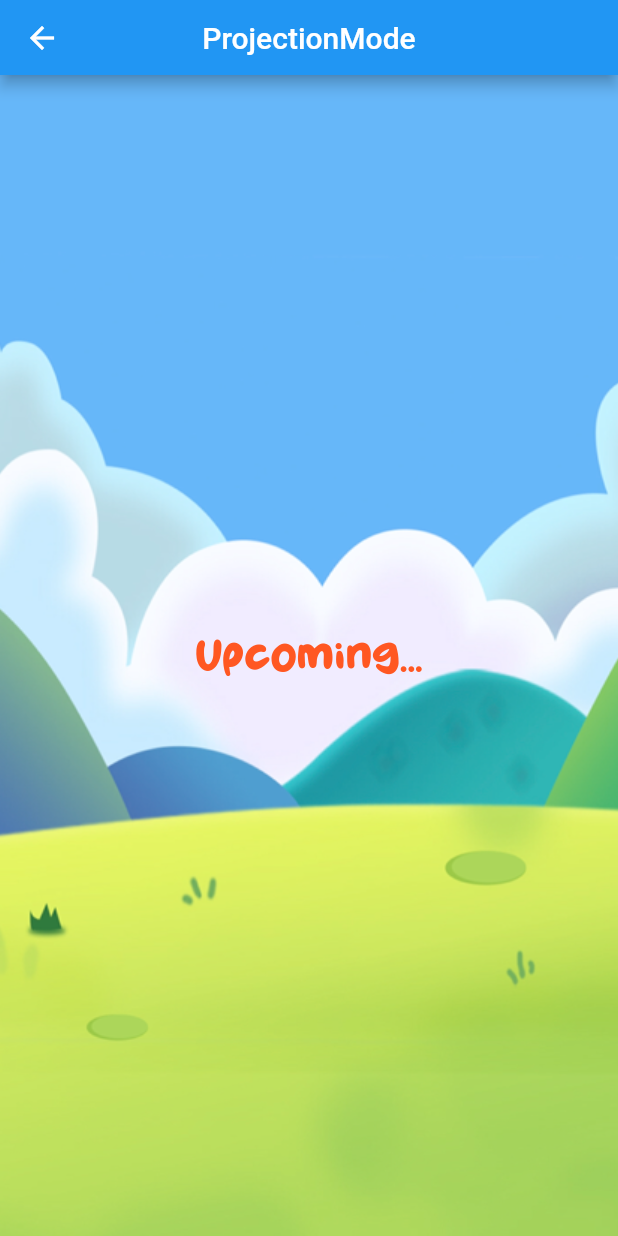
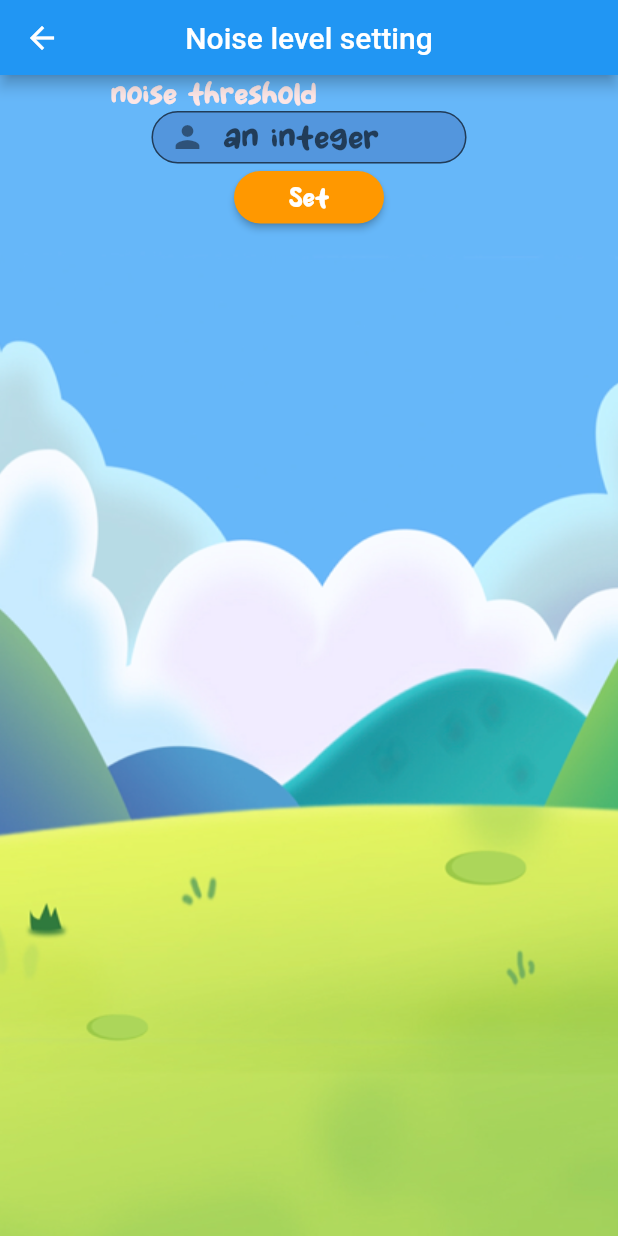
Before and after one commit to YuyangisCoding/calmPet-final, a Flutter app: the ProjectionMode screen opened by its route, on a phone screen of 412 x 824 dp. Run offline on Flutter 3.47's test engine with Material 2 defaults, Android fonts, the phone set to English and light mode, and no system bars; our stand-ins replace dio, fluttertoast, font_awesome_flutter, video_player; missing offline and left inert: noise_meter.

Commit message:
can set level in app now

```diff
--- a/lib/main.dart
+++ b/lib/main.dart
@@ -12,6 +12,7 @@ import 'pages/user/register.dart';
 import 'pages/tabs/video.dart';
 
 bool isLoggedIn = false;
+int db_level = 61;
 
 void main() {
   runApp(MyApp());
--- a/lib/pages/tabs/ProjectionMode.dart
+++ b/lib/pages/tabs/ProjectionMode.dart
@@ -1,5 +1,6 @@
 import 'package:flutter/material.dart';
 import 'package:font_awesome_flutter/font_awesome_flutter.dart';
+import 'package:Calmpet/main.dart' as main;
 
 class ProjectionMode extends StatefulWidget {
   const ProjectionMode({Key? key}) : super(key: key);
@@ -13,7 +14,7 @@ class _ProjectionModeState extends State<ProjectionMode> {
   Widget build(BuildContext context) {
     return Scaffold(
         appBar: AppBar(
-            title: Text("ProjectionMode"),
+            title: Text("Noise level setting"),
             centerTitle: true,
             toolbarHeight: 50),
         body: Container(
@@ -23,14 +24,60 @@ class _ProjectionModeState extends State<ProjectionMode> {
               fit: BoxFit.cover,
             ),
           ),
-          child: Center(
-            child: Text(
-              "Upcoming...",
-              style: TextStyle(color: Colors.deepOrange,
-                  fontSize: 30,
-                  fontFamily: 'test'),
-            ),
-          ),
+          child: Column(
+            children: [
+              Row(
+                mainAxisAlignment: MainAxisAlignment.center,
+                children: [
+                  Text("noise threshold ",
+                      style: TextStyle(
+                          fontFamily: 'test',
+                          fontSize: 18.0,
+                          color: Color.fromARGB(255, 253, 230, 230))),
+                  SizedBox(width: 120.0)
+                ],
+              ),
+              SizedBox(
+                width: 210.0,
+                height: 35.0,
+                child: TextField(
+                    textAlignVertical: TextAlignVertical.bottom,
+
+                    decoration: InputDecoration(
+                        border: OutlineInputBorder(
+                            borderRadius: BorderRadius.circular(50.0)),
+                        hintText: 'an integer',
+                        prefixIcon: Icon(Icons.person),
+                        filled: true,
+                        fillColor: Color.fromARGB(51, 5, 20, 110)),
+                    onChanged: (value) {
+                      main.db_level = int.parse(value.toString());
+                    },
+                    style: TextStyle(fontFamily: 'test', fontSize: 20.0)),
+              ),
+              SizedBox(height: 5.0),
+              Row(
+                mainAxisAlignment: MainAxisAlignment.center,
+                children: [
+                  SizedBox(
+                      width: 100.0,
+                      height: 35.0,
+                      child: ElevatedButton(
+                        child: Text("Set",
+                            style: TextStyle(
+                                fontFamily: 'test', fontSize: 16.0)),
+                        onPressed: () {
+                          Navigator.pushNamed(context, '/tabs');
+                        },
+                        style: ElevatedButton.styleFrom(
+                            primary: Colors.orange,
+                            shape: RoundedRectangleBorder(
+                                borderRadius: BorderRadius.circular(20))),
+                      )),
+                ],
+              ),
+            ],
+          )
         )
 
         );
--- a/lib/pages/tabs/Setting.dart
+++ b/lib/pages/tabs/Setting.dart
@@ -81,7 +81,7 @@ class _SettingState extends State<Setting> {
                         height: MediaQuery.of(context).size.height * 0.08,
                         alignment: Alignment.center,
                         // color: Colors.white,
-                        child: Text("Projection\nMode",
+                        child: Text("Noise setting",
                             textAlign: TextAlign.center,
                             style: TextStyle(
                                 fontFamily: 'test',
--- a/lib/pages/tabs/StartAnimal.dart
+++ b/lib/pages/tabs/StartAnimal.dart
@@ -3,6 +3,7 @@ import 'dart:convert';
 
 import 'package:flutter/material.dart';
 import 'package:noise_meter/noise_meter.dart';
+import 'package:Calmpet/main.dart' as main;
 
 class StartAnimal extends StatefulWidget {
   const StartAnimal({Key? key}) : super(key: key);
@@ -95,7 +96,7 @@ class _StartAnimalState extends State<StartAnimal> {
   }
 
   bool checkNoise() {
-    if (num.parse(meanDb.toStringAsFixed(2)) > 61) {
+    if (num.parse(meanDb.toStringAsFixed(2)) > main.db_level) {
       if ((ignore != 0) && (time2Num(now) > showsUntil)) {
         // ignore three noise point
         ignore = ignore - 1;
--- a/lib/pages/tabs/StartAnimal2.dart
+++ b/lib/pages/tabs/StartAnimal2.dart
@@ -3,6 +3,8 @@ import 'dart:convert';
 
 import 'package:flutter/material.dart';
 import 'package:noise_meter/noise_meter.dart';
+
+import 'package:Calmpet/main.dart' as main;
 
 class StartAnimal2 extends StatefulWidget {
   const StartAnimal2({Key? key}) : super(key: key);
@@ -95,7 +97,7 @@ class _StartAnimalState extends State<StartAnimal2> {
   }
 
   bool checkNoise() {
-    if (num.parse(meanDb.toStringAsFixed(2)) > 61) {
+    if (num.parse(meanDb.toStringAsFixed(2)) > main.db_level) {
       if ((ignore != 0) && (time2Num(now) > showsUntil)) {
         // ignore three noise point
         ignore = ignore - 1;
```
